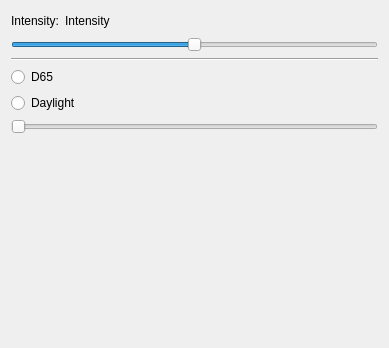
Above: src/gui/main_window/lighting_widget.ui from cppd/math before the change. Below: the same form after it.
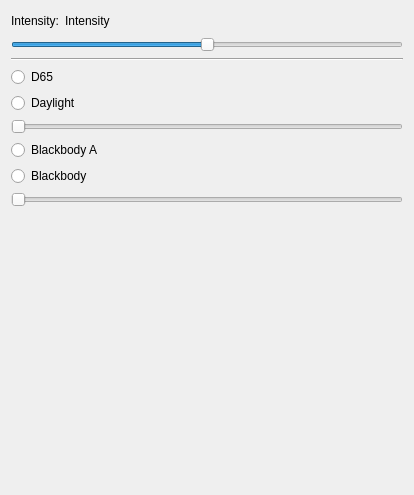
That is the form after the change.

Commit message: lighting parameters

The edit to the form file:
```diff
--- a/src/gui/main_window/lighting_widget.ui
+++ b/src/gui/main_window/lighting_widget.ui
@@ -6,8 +6,8 @@
    <rect>
     <x>0</x>
     <y>0</y>
-    <width>389</width>
-    <height>348</height>
+    <width>414</width>
+    <height>495</height>
    </rect>
   </property>
   <property name="windowTitle">
@@ -86,6 +86,27 @@
      </property>
     </widget>
    </item>
+   <item>
+    <widget class="QRadioButton" name="radioButton_blackbody_a">
+     <property name="text">
+      <string>Blackbody A</string>
+     </property>
+    </widget>
+   </item>
+   <item>
+    <widget class="QRadioButton" name="radioButton_blackbody">
+     <property name="text">
+      <string>Blackbody</string>
+     </property>
+    </widget>
+   </item>
+   <item>
+    <widget class="QSlider" name="slider_blackbody_t">
+     <property name="orientation">
+      <enum>Qt::Horizontal</enum>
+     </property>
+    </widget>
+   </item>
    <item>
     <spacer name="verticalSpacer">
      <property name="orientation">
```
The commit also changes 2 other files.
